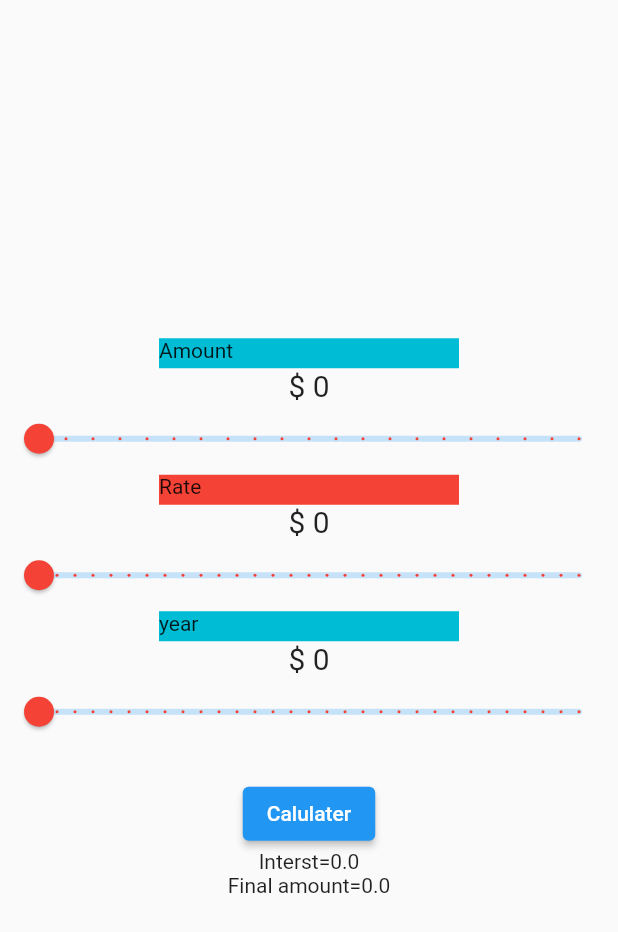
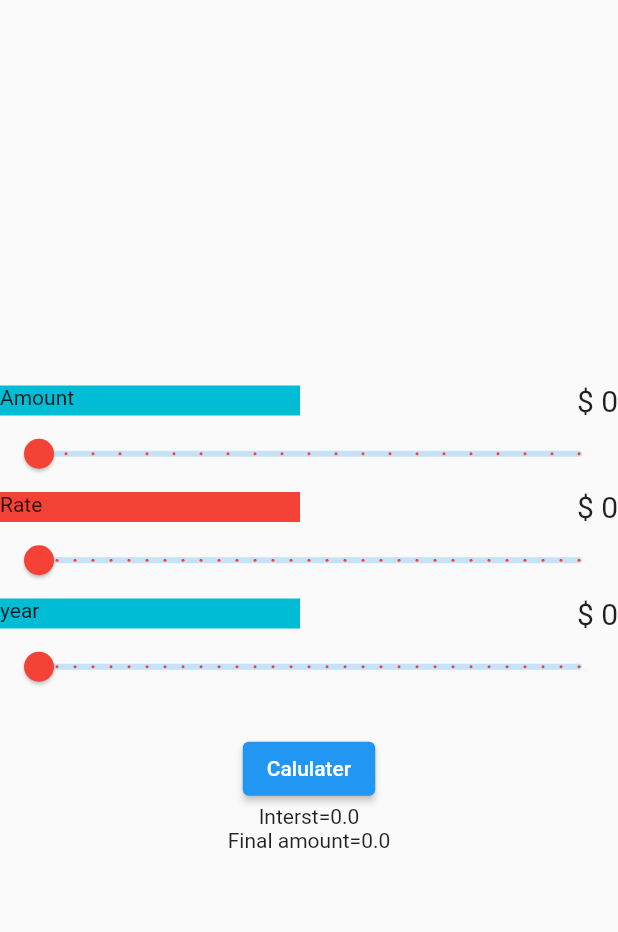
Before and after one commit to pateldixit2004/emi_cal, a Flutter app: the screen it shows after launch, after a tap on "Calulater", on a phone screen of 412 x 824 dp. Shown: the top 932 px of the screen. Run offline on Flutter 3.47's test engine with Material 2 defaults, Android fonts, the phone set to English and light mode, and no system bars.

Commit message:
update space between

```diff
--- a/lib/emi/emi_cal.dart
+++ b/lib/emi/emi_cal.dart
@@ -22,6 +22,9 @@ class _emiState extends State<emi> {
         child: Column(
           mainAxisAlignment: MainAxisAlignment.center,
           children: [
+            Row(
+              mainAxisAlignment: MainAxisAlignment.spaceBetween,
+              children: [
                 Container(
                   height: 20,
                   width: 200,
@@ -30,6 +33,8 @@ class _emiState extends State<emi> {
                   child: Text("Amount"),
                 ),
                 Text("\$ ${amount.toInt()}",style: TextStyle(fontSize: 20)),
+              ],
+            ),
             Slider(
               value: amount,
               divisions: 20,
@@ -41,14 +46,17 @@ class _emiState extends State<emi> {
                 });
               },
             ),
-            Container(
+            Row(
+              mainAxisAlignment: MainAxisAlignment.spaceBetween,
+              children: [Container(
                 height: 20,
                 width: 200,
                 alignment: Alignment.topLeft,
                 color: Colors.red,
                 child: Text("Rate"),
               ),
-            Text("\$ ${rate.toInt()}",style: TextStyle(fontSize: 20)),
+                Text("\$ ${rate.toInt()}",style: TextStyle(fontSize: 20)),],
+            ),
             Slider(
               value: rate,
               divisions: 30,
@@ -60,6 +68,9 @@ class _emiState extends State<emi> {
                 });
               },
             ),
+           Row(
+             mainAxisAlignment: MainAxisAlignment.spaceBetween,
+             children: [
                Container(
                  height: 20,
                  width: 200,
@@ -68,6 +79,8 @@ class _emiState extends State<emi> {
                  child: Text("year"),
                ),
                Text("\$ ${year.toInt()}",style: TextStyle(fontSize: 20)),
+             ],
+           ),
             Slider(
               value: year,
               divisions: 30,
```
Lines whose indentation alone changed are shown as unchanged.
